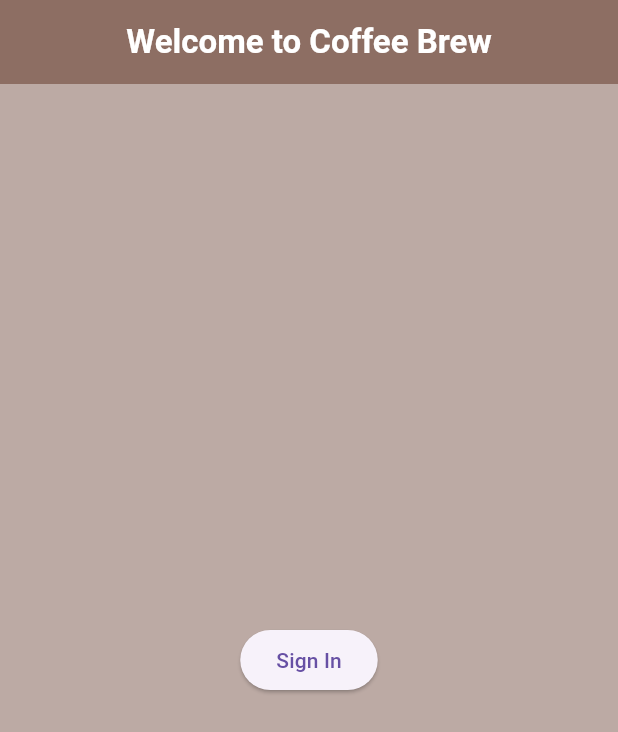
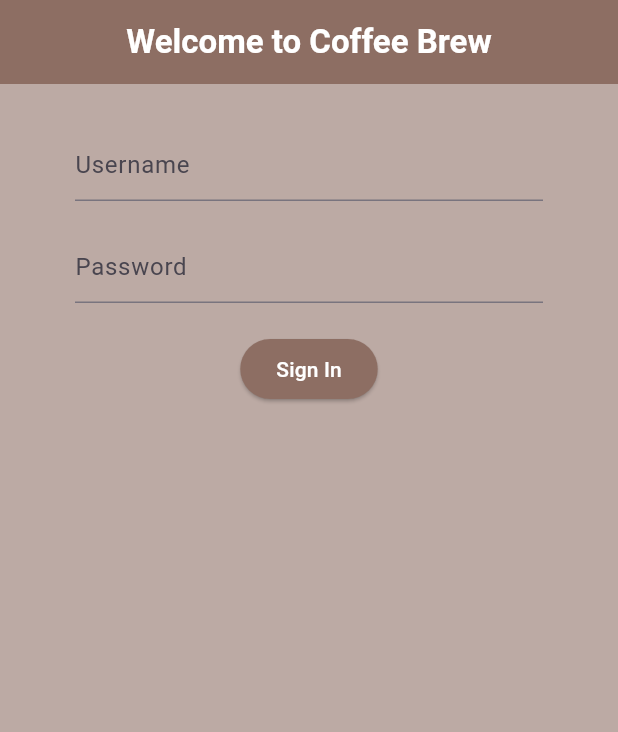
Before and after one commit to YashKambaria/Coffee-Brew, a Flutter app: the screen it shows after launch, after a tap on "Sign In", on a phone screen of 412 x 824 dp. Shown: the top 732 px of the screen. Run offline on Flutter 3.47's test engine with Material 3 defaults, Android fonts, the phone set to English and light mode, and no system bars; our stand-ins replace firebase_auth, firebase_core; accounts and stored records are empty.

Commit message:
SignIn added with form

```diff
--- a/lib/main.dart
+++ b/lib/main.dart
@@ -1,6 +1,9 @@
+import 'package:coffee_brew/screens/model/user.dart';
 import 'package:coffee_brew/screens/wrapper.dart';
+import 'package:coffee_brew/services/auth_service.dart';
 import 'package:flutter/material.dart';
 import 'package:firebase_core/firebase_core.dart';
+import 'package:provider/provider.dart';
 void main() async{
   WidgetsFlutterBinding.ensureInitialized();
   await Firebase.initializeApp();
@@ -13,9 +16,13 @@ class MyApp extends StatelessWidget {
   // This widget is the root of your application.
   @override
   Widget build(BuildContext context) {
-    return MaterialApp(
-      debugShowCheckedModeBanner: false,
-      home: Wrapper(),
+    return StreamProvider<MyUser?>.value(
+      value: AuthService().user,
+      initialData: null,
+      child: MaterialApp(
+        debugShowCheckedModeBanner: false,
+        home: Wrapper(),
+      ),
     );
   }
 }
--- a/lib/screens/authenticate/sign_in.dart
+++ b/lib/screens/authenticate/sign_in.dart
@@ -11,35 +11,60 @@ class SignIn extends StatefulWidget {
 }
 
 class _SignInState extends State<SignIn> {
+  final AuthService _auth = AuthService();
+  String username='';
+  String password='';
 
-  final AuthService _auth= AuthService();
   @override
   Widget build(BuildContext context) {
     return Scaffold(
       backgroundColor: Colors.brown.shade200,
       appBar: AppBar(
-        title: Text("Welcome to Coffee Brew",style: TextStyle(
-          color: Colors.white,
-          fontWeight: FontWeight.bold,
-        ),),
+        title: Text(
+          "Welcome to Coffee Brew",
+          style: TextStyle(color: Colors.white, fontWeight: FontWeight.bold),
+        ),
         centerTitle: true,
         backgroundColor: Colors.brown.shade400,
       ),
-      body: Center(
-        child: Container(
-          padding: EdgeInsets.all(10),
-          child: ElevatedButton(
-              onPressed: () async{
-                  final MyUser user =await _auth.singInAnon();
-                  if(user==null){
-                    print("Error");
-                  }
-                  else{
-                    print("Sign In");
-                    print(user.uid);
-                  }
-              },
-              child: Text("Sign In")),
+      body: Container(
+        padding: EdgeInsets.symmetric(vertical: 10, horizontal: 50),
+        child: Form(
+          child: Column(
+            children: [
+              SizedBox(height: 20),
+              TextFormField(
+                onChanged: (val) {
+                  setState(() {
+                    username=val;
+                  });
+                },
+                decoration: InputDecoration(hintText: "Username"),
+              ),
+              SizedBox(height: 20),
+              TextFormField(
+                onChanged: (val) {
+                  setState(() {
+                    password=val;
+                  });
+                },
+                decoration: InputDecoration(hintText: "Password"),
+                obscureText: true,
+              ),
+              SizedBox(height: 20),
+
+              ElevatedButton(
+                onPressed: () async{
+                  print(username);
+                  print(password);
+                },
+                child: Text("Sign In",style: TextStyle(color: Colors.white),),
+                style: ElevatedButton.styleFrom(
+                  backgroundColor: Colors.brown.shade400,
+                ),
+              ),
+            ],
+          ),
         ),
       ),
     );
--- a/lib/screens/wrapper.dart
+++ b/lib/screens/wrapper.dart
@@ -1,13 +1,18 @@
 import 'package:coffee_brew/screens/authenticate/auth.dart';
 import 'package:coffee_brew/screens/home/home.dart';
+import 'package:coffee_brew/screens/model/user.dart';
 import 'package:flutter/material.dart';
+import 'package:provider/provider.dart';
 
 class Wrapper extends StatelessWidget {
   const Wrapper({super.key});
 
   @override
   Widget build(BuildContext context) {
+
+    final user=Provider.of<MyUser?>(context);
+    print(user);
     //return home or auth
-    return Auth();
+    return user==null?Auth():Home();
   }
 }
--- a/lib/services/auth_service.dart
+++ b/lib/services/auth_service.dart
@@ -5,8 +5,13 @@ class AuthService{
   // _ means we do not want to use this variable outside this class
   final FirebaseAuth _auth=FirebaseAuth.instance;
 
-  MyUser? _userFromFireBaseUser(User user){
-      return user!=null?MyUser(uid: user.uid):null;
+  MyUser? _userFromFireBaseUser(User? user){
+      return user !=null ?MyUser(uid: user.uid):null;
+  }
+
+  Stream<MyUser?> get user{
+    return _auth.authStateChanges()
+        .map(_userFromFireBaseUser);
   }
 
 
@@ -14,7 +19,17 @@ class AuthService{
     try{
       UserCredential result= await _auth.signInAnonymously();
       User? user = result.user;
-      return _userFromFireBaseUser(user!);
+      return _userFromFireBaseUser(user);
+    }
+    catch(e){
+      print(e.toString());
+      return null;
+    }
+  }
+
+  Future logOut() async{
+    try{
+      return await _auth.signOut();
     }
     catch(e){
       print(e.toString());
--- a/pubspec.yaml
+++ b/pubspec.yaml
@@ -36,6 +36,7 @@ dependencies:
   cupertino_icons: ^1.0.8
   firebase_auth: ^6.0.0
   cloud_firestore: ^6.0.0
+  provider: ^6.1.5+1
 
 dev_dependencies:
   flutter_test:
```
Also changed, not shown: lib/screens/home/home.dart (+23 -3 lines), pubspec.lock.
